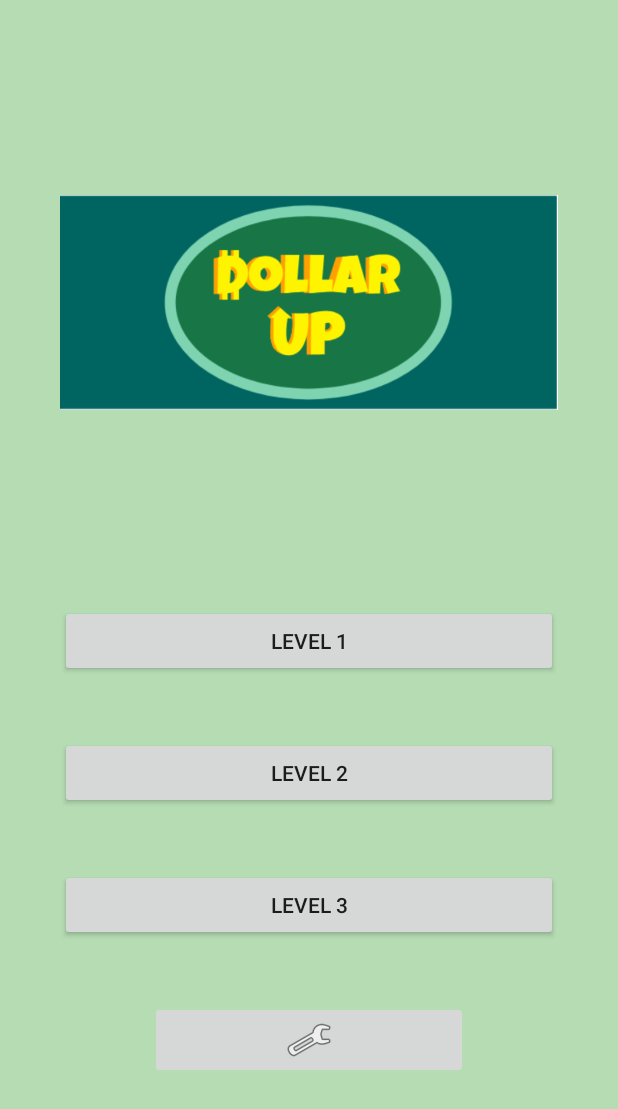
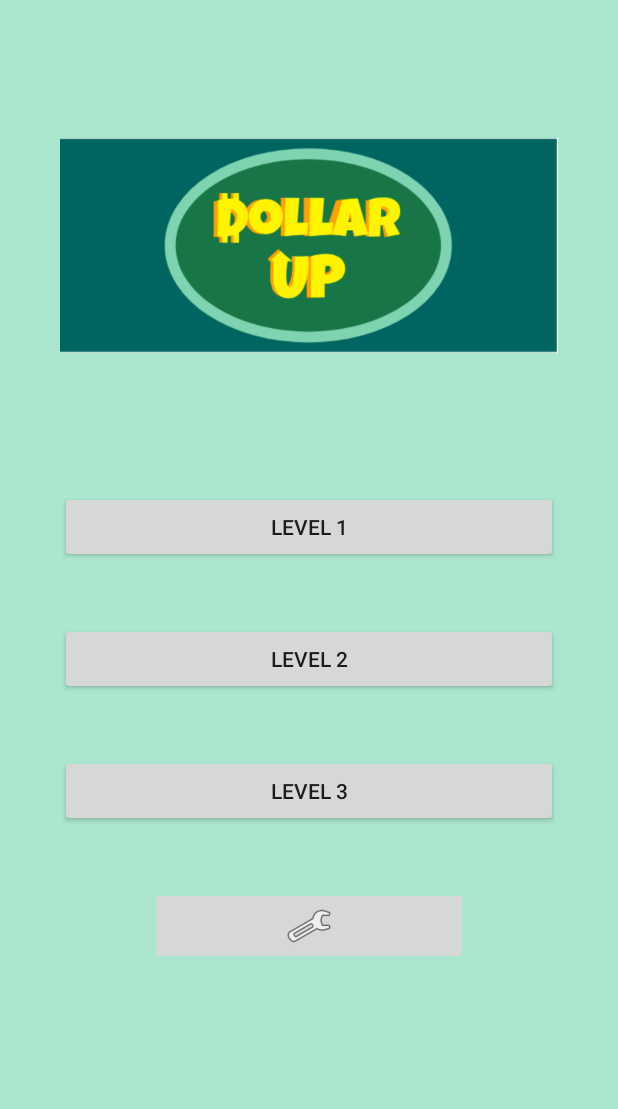
Before and after one commit to mamsmoneymanagement/DollarUpMoneySkillsActual, an Android app: the layout activity_main.xml on its own in the app's theme, with its tools: preview values and no code run, on a phone screen of 412 x 824 dp. Shown: the top 1109 px of the screen. Run offline under Robolectric (Android 15) with nearby library versions, the phone set to English and light mode, and no system bars.

Commit message:
color change in background and moved title up

```diff
--- a/app/src/main/res/layout/activity_main.xml
+++ b/app/src/main/res/layout/activity_main.xml
@@ -11,7 +11,7 @@
         android:id="@+id/mainactivity"
         android:layout_width="match_parent"
         android:layout_height="0dp"
-        android:background="#B5DCB3"
+        android:background="#abe7ce"
         android:orientation="vertical"
         app:layout_constraintBottom_toBottomOf="parent"
         app:layout_constraintEnd_toEndOf="parent"
@@ -24,8 +24,7 @@
         <ImageView
             android:id="@+id/imageView3"
             android:layout_width="match_parent"
-            android:layout_height="wrap_content"
-            android:contentDescription="@string/GenericNull"
+            android:layout_height="327dp"
             android:padding="40dp"
             app:srcCompat="@drawable/dollarup" />
 
```
